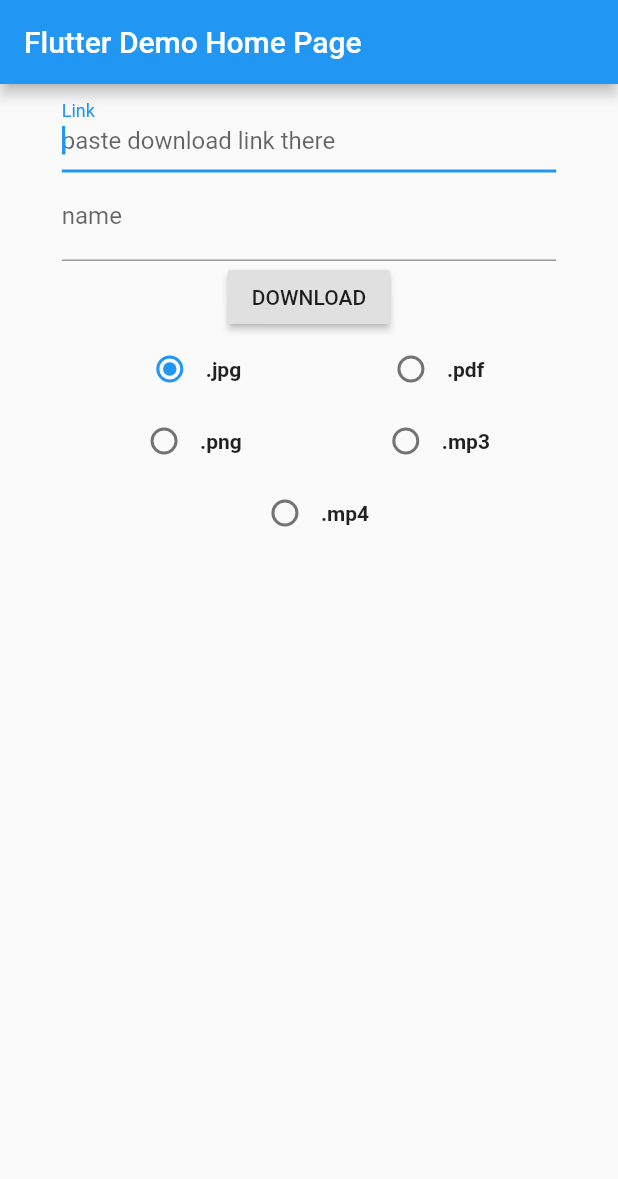
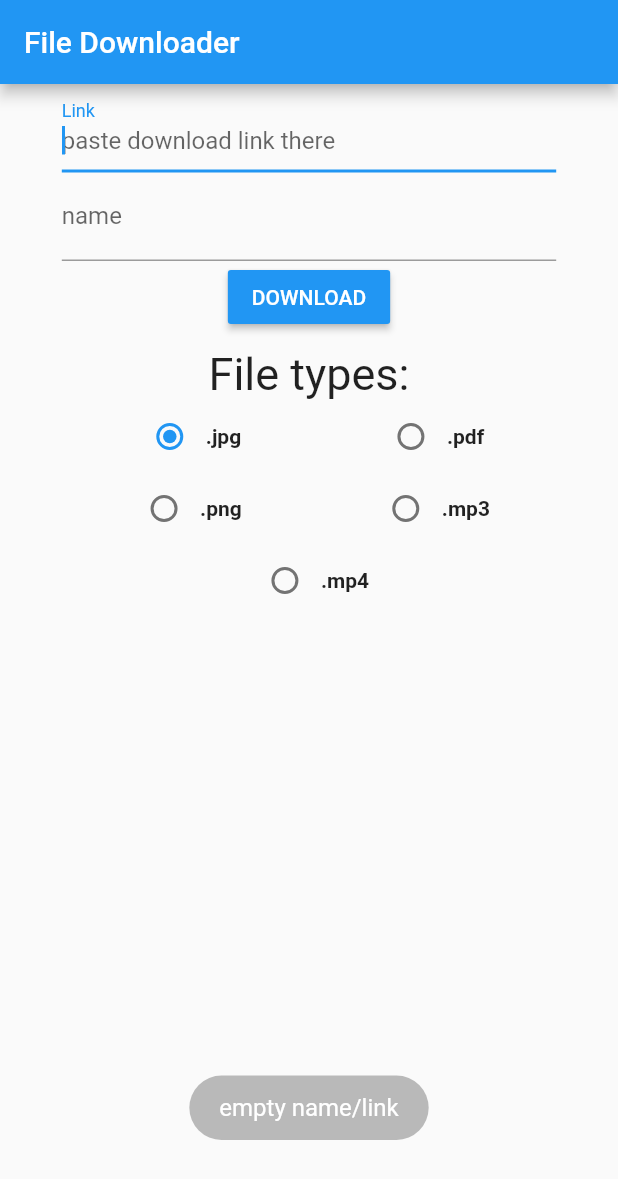
Before and after one commit to ilyosbekibrohimov/Download_File, a Flutter app: the screen it shows after launch, after a tap on "DOWNLOAD", on a phone screen of 412 x 824 dp. Shown: the top 1179 px of the screen. Run offline on Flutter 3.47's test engine with Material 2 defaults, Android fonts, the phone set to English and light mode, and no system bars; our stand-ins replace dio, fluttertoast, permission_handler; missing offline and left inert: ext_storage.

Commit message:
slight changes

```diff
--- a/lib/main.dart
+++ b/lib/main.dart
@@ -2,6 +2,7 @@ import 'package:permission_handler/permission_handler.dart';
 import 'package:flutter/material.dart';
 import 'package:dio/dio.dart';
 import 'dart:async';
+import 'package:fluttertoast/fluttertoast.dart';
 import 'package:ext_storage/ext_storage.dart';
 
 void main() {
@@ -12,12 +13,13 @@ class MyApp extends StatelessWidget {
   @override
   Widget build(BuildContext context) {
     return MaterialApp(
+      debugShowCheckedModeBanner: false,
       title: 'Flutter Demo',
       theme: ThemeData(
         primarySwatch: Colors.blue,
         visualDensity: VisualDensity.adaptivePlatformDensity,
       ),
-      home: MyHomePage(title: 'Flutter Demo Home Page'),
+      home: MyHomePage(title: 'File Downloader'),
     );
   }
 }
@@ -34,7 +36,6 @@ class MyHomePage extends StatefulWidget {
 enum FileTypes { mp3, mp4, pdf, jpg, png }
 
 class _MyHomePageState extends State<MyHomePage> {
-  final imgUrl = "http://www.ddegjust.ac.in/studymaterial/bba/bba-104.pdf";
   bool downloading = false;
   var progress = "";
   final downloadLink = TextEditingController();
@@ -46,6 +47,27 @@ class _MyHomePageState extends State<MyHomePage> {
   void getPermission() async {
     print("get permission");
     await Permission.storage.request();
+  }
+
+  Widget getViews(String name, FileTypes fixedType, FileTypes relativeType) {
+    return Row(
+      children: [
+        Radio(
+          value: relativeType,
+          groupValue: fixedType,
+          onChanged: (FileTypes value) {
+            setState(() {
+              fixedType = value;
+              fileType = "$name";
+            });
+          },
+        ),
+        Text(
+          ".$name",
+          style: TextStyle(fontWeight: FontWeight.bold),
+        ),
+      ],
+    );
   }
 
   @override
@@ -61,7 +83,7 @@ class _MyHomePageState extends State<MyHomePage> {
         title: Text(widget.title),
       ),
       body: Center(
-          child: downloading && isInitializingMemory
+          child: downloading
               ? Container(
                   height: 150.0,
                   width: 200.0,
@@ -80,10 +102,6 @@ class _MyHomePageState extends State<MyHomePage> {
                     ),
                   ),
                 )
-              /*: !downloading && isInitializingMemory
-                  ? Center(
-                      child: Text("Waiting for download..."),
-                    )*/
               : Container(
                   child: Column(
                     crossAxisAlignment: CrossAxisAlignment.center,
@@ -110,12 +128,23 @@ class _MyHomePageState extends State<MyHomePage> {
                       ),
                       RaisedButton(
                         onPressed: () {
-                          if (downloadLink.text == null)
-                            print("can't download");
+                          if (downloadLink.text.length == 0 || file_name.text.length == 0)
+                            Fluttertoast.showToast(msg: "empty name/link", toastLength: Toast.LENGTH_SHORT, gravity: ToastGravity.BOTTOM, timeInSecForIosWeb: 1, backgroundColor: Colors.black26, textColor: Colors.white, fontSize: 16.0);
                           else
                             downloadFile(downloadLink.text, file_name.text, fileType);
                         },
                         child: Text("DOWNLOAD"),
+                        textColor: Colors.white,
+                        color: Colors.blue,
+                      ),
+                      Container(
+                        margin: EdgeInsets.only(top: 10.0),
+                        child: Text(
+                          "File types:",
+                          style: TextStyle(
+                            fontSize: 30.0,
+                          ),
+                        ),
                       ),
                       Row(
                         mainAxisAlignment: MainAxisAlignment.spaceEvenly,
@@ -132,9 +161,10 @@ class _MyHomePageState extends State<MyHomePage> {
                                   });
                                 },
                               ),
-                              Text(".jpg",  style: TextStyle(
-                                  fontWeight: FontWeight.bold
-                              ),),
+                              Text(
+                                ".jpg",
+                                style: TextStyle(fontWeight: FontWeight.bold),
+                              ),
                             ],
                           ),
                           Row(
@@ -146,14 +176,13 @@ class _MyHomePageState extends State<MyHomePage> {
                                   setState(() {
                                     type = value;
                                     fileType = "pdf";
-
                                   });
-
                                 },
                               ),
-                              Text(".pdf", style: TextStyle(
-                                  fontWeight: FontWeight.bold
-                              ),),
+                              Text(
+                                ".pdf",
+                                style: TextStyle(fontWeight: FontWeight.bold),
+                              ),
                             ],
                           ),
                         ],
@@ -170,13 +199,13 @@ class _MyHomePageState extends State<MyHomePage> {
                                   setState(() {
                                     type = value;
                                     fileType = "png";
-
                                   });
                                 },
                               ),
-                              Text(".png", style: TextStyle(
-                                  fontWeight: FontWeight.bold
-                              ),),
+                              Text(
+                                ".png",
+                                style: TextStyle(fontWeight: FontWeight.bold),
+                              ),
                             ],
                           ),
                           Row(
@@ -188,13 +217,13 @@ class _MyHomePageState extends State<MyHomePage> {
                                   setState(() {
                                     type = value;
                                     fileType = "mp3";
-
                                   });
                                 },
                               ),
-                              Text(".mp3", style: TextStyle(
-                                  fontWeight: FontWeight.bold
-                              ),),
+                              Text(
+                                ".mp3",
+                                style: TextStyle(fontWeight: FontWeight.bold),
+                              ),
                             ],
                           ),
                         ],
@@ -211,13 +240,13 @@ class _MyHomePageState extends State<MyHomePage> {
                                   setState(() {
                                     type = value;
                                     fileType = "mp4";
-
                                   });
                                 },
                               ),
-                              Text(".mp4",  style: TextStyle(
-                                fontWeight: FontWeight.bold
-                              ),),
+                              Text(
+                                ".mp4",
+                                style: TextStyle(fontWeight: FontWeight.bold),
+                              ),
                             ],
                           ),
                         ],
@@ -229,7 +258,7 @@ class _MyHomePageState extends State<MyHomePage> {
   }
 
   //endregion download image
-  Future<void> downloadFile(String downlaodLink, String file_name, String fileType) async {
+  Future<void> downloadFile(String link, String name, String fileType) async {
     Dio dio = Dio();
 
     try {
@@ -239,7 +268,7 @@ class _MyHomePageState extends State<MyHomePage> {
         isInitializingMemory = true;
       });*/
 
-      await dio.download(downlaodLink, "$externalDirectoryPath/$file_name.$fileType", onReceiveProgress: (rec, total) {
+      await dio.download(link, "$externalDirectoryPath/$name.$fileType", onReceiveProgress: (rec, total) {
         print("Rec: $rec,  Total: $total");
         setState(() {
           downloading = true;
@@ -252,7 +281,8 @@ class _MyHomePageState extends State<MyHomePage> {
     }
     setState(() {
       downloading = false;
-      progress = "Download is completed";
+      downloadLink.text = "";
+      file_name.text = "";
     });
   }
 
--- a/pubspec.yaml
+++ b/pubspec.yaml
@@ -26,6 +26,7 @@ dependencies:
   dio: ^3.0.10
   ext_storage: ^1.0.3
   permission_handler: ^5.0.1+1
+  fluttertoast: ^7.0.4
 
 
   # The following adds the Cupertino Icons font to your application.
```
Also changed, not shown: pubspec.lock.
